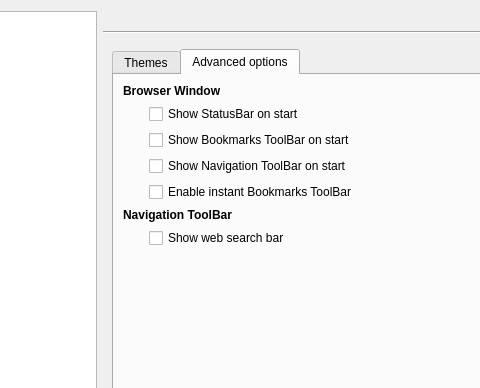
KDE/falkon, file src/lib/preferences/preferences.ui: the form before one commit; both pictures show x 134 to 614 and y 0 to 388 of the 840 by 550 pixel window.
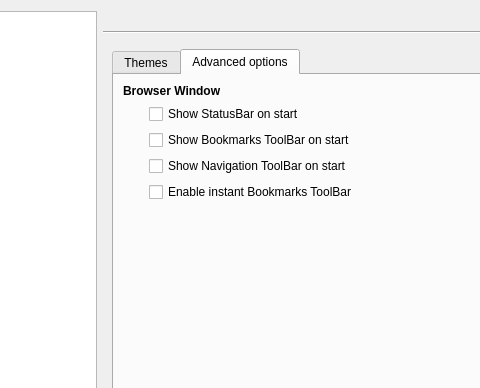
The form after the commit. The open tabs and pages were chosen to show the change. Custom widgets are drawn as their Qt base class.

Commit message:
Preferences: Remove last Navigation Toolbar option
It is now configurable directly from navigation toolbar.

What changed in the file:
```diff
--- a/src/lib/preferences/preferences.ui
+++ b/src/lib/preferences/preferences.ui
@@ -146,7 +146,7 @@
         <x>0</x>
         <y>0</y>
         <width>582</width>
-        <height>489</height>
+        <height>534</height>
        </rect>
       </property>
       <layout class="QVBoxLayout" name="verticalLayout_4">
@@ -594,13 +594,6 @@
                  </property>
                 </widget>
                </item>
-               <item row="2" column="0" colspan="2">
-                <widget class="QLabel" name="label_8">
-                 <property name="text">
-                  <string>&lt;b&gt;Navigation ToolBar&lt;/b&gt;</string>
-                 </property>
-                </widget>
-               </item>
                <item row="1" column="0">
                 <spacer name="horizontalSpacer_8">
                  <property name="orientation">
@@ -618,13 +611,6 @@
                 </spacer>
                </item>
                <item row="3" column="1">
-                <widget class="QCheckBox" name="showWebSearchBar">
-                 <property name="text">
-                  <string>Show web search bar</string>
-                 </property>
-                </widget>
-               </item>
-               <item row="5" column="1">
                 <spacer name="verticalSpacer_12">
                  <property name="orientation">
                   <enum>Qt::Vertical</enum>
```
Left out of the diff: 2 changed lines with no effect on the pictures. The commit also changes 1 other file.
